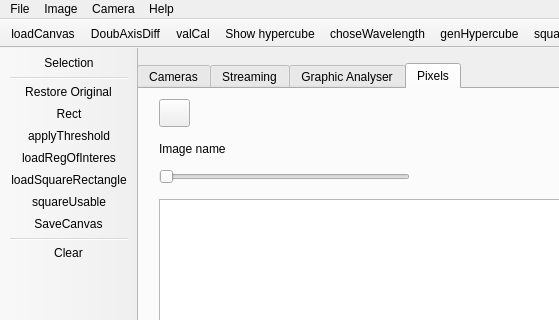
Above: mainwindow.ui from JairoSalazarV/dotech.us_QtSquareHSI before the change; both pictures show x 0 to 559 and y 0 to 320 of the 1141 by 790 pixel window. Below: the same form after it.
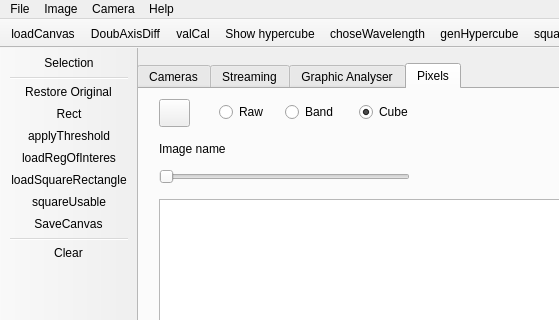
That is the form after the change. The open tabs and pages were chosen to show the change. Icons and pictures are not drawn.

Commit message: Hypercube's PNG in a QList

```diff
--- a/mainwindow.ui
+++ b/mainwindow.ui
@@ -1069,6 +1069,57 @@
         <normaloff>:/new/icons/imagenInte/refresh.png</normaloff>:/new/icons/imagenInte/refresh.png</iconset>
       </property>
      </widget>
+     <widget class="QRadioButton" name="RadioLoadHypcube">
+      <property name="geometry">
+       <rect>
+        <x>80</x>
+        <y>10</y>
+        <width>51</width>
+        <height>26</height>
+       </rect>
+      </property>
+      <property name="toolTip">
+       <string>&lt;html&gt;&lt;head/&gt;&lt;body&gt;&lt;p&gt;Megapixels&lt;/p&gt;&lt;/body&gt;&lt;/html&gt;</string>
+      </property>
+      <property name="text">
+       <string>Raw</string>
+      </property>
+     </widget>
+     <widget class="QRadioButton" name="RadioLoadHypcube_2">
+      <property name="geometry">
+       <rect>
+        <x>146</x>
+        <y>10</y>
+        <width>61</width>
+        <height>26</height>
+       </rect>
+      </property>
+      <property name="toolTip">
+       <string>&lt;html&gt;&lt;head/&gt;&lt;body&gt;&lt;p&gt;Megapixels&lt;/p&gt;&lt;/body&gt;&lt;/html&gt;</string>
+      </property>
+      <property name="text">
+       <string>Band</string>
+      </property>
+     </widget>
+     <widget class="QRadioButton" name="RadioLoadHypcube_3">
+      <property name="geometry">
+       <rect>
+        <x>220</x>
+        <y>10</y>
+        <width>61</width>
+        <height>26</height>
+       </rect>
+      </property>
+      <property name="toolTip">
+       <string>&lt;html&gt;&lt;head/&gt;&lt;body&gt;&lt;p&gt;Megapixels&lt;/p&gt;&lt;/body&gt;&lt;/html&gt;</string>
+      </property>
+      <property name="text">
+       <string>Cube</string>
+      </property>
+      <property name="checked">
+       <bool>true</bool>
+      </property>
+     </widget>
     </widget>
    </widget>
    <widget class="QProgressBar" name="progBar">
```
Left out of the diff: 2 changed lines with no effect on the pictures. The commit also changes 2 other files.
